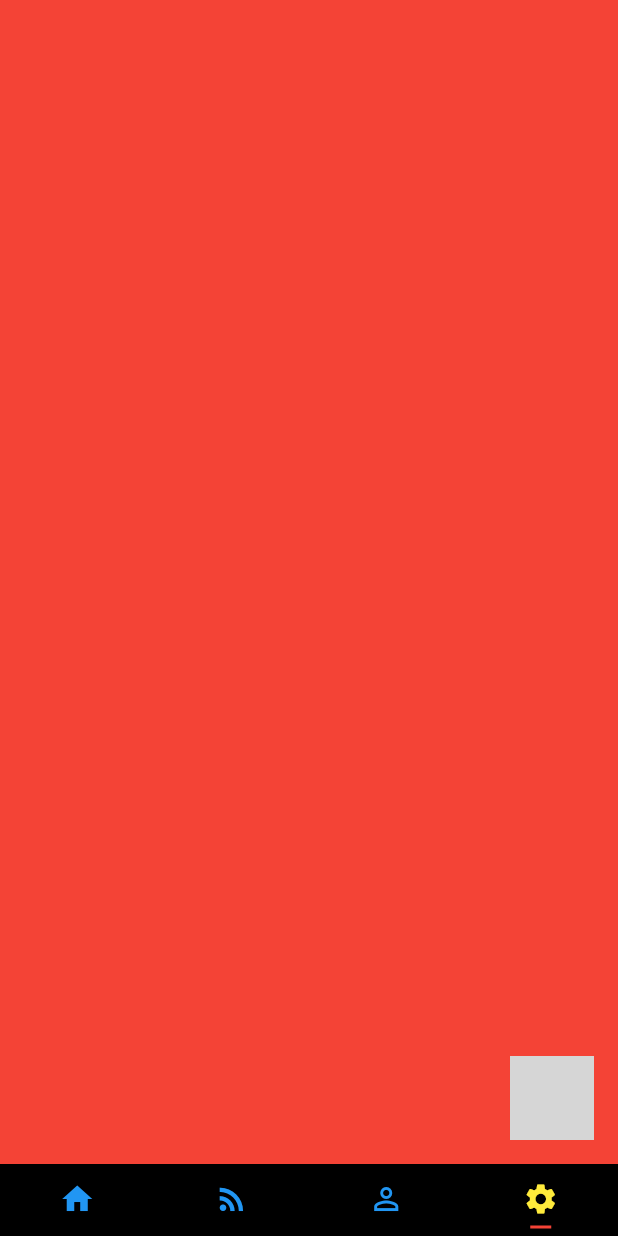
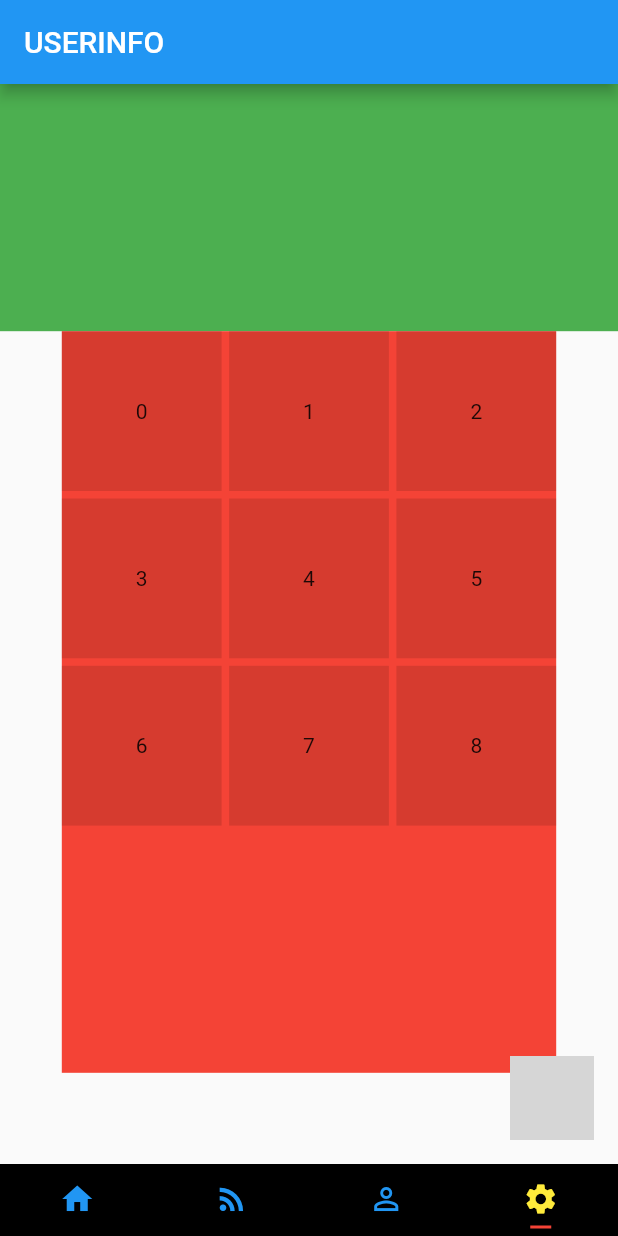
Before and after one commit to Aethey/PuzzleFlutter, a Flutter app: the screen it shows after launch, item 4 of the bottom bar chosen, on a phone screen of 412 x 824 dp. Run offline on Flutter 3.47's test engine with Material 2 defaults, Android fonts, the phone set to English and light mode, and no system bars; drawn by our look-alikes of flutter_easyloading; our stand-ins replace camera, cloud_firestore, firebase_analytics, firebase_auth, flutter_image_compress, google_sign_in and 3 more; missing offline and left inert: fab_circular_menu, vibrate; accounts and stored records are empty; grey boxes are pictures that could not be loaded.

Commit message:
add resource

```diff
--- a/lib/main_page.dart
+++ b/lib/main_page.dart
@@ -6,6 +6,7 @@ import 'package:photopuzzle/camera/camera_main_page.dart';
 import 'package:photopuzzle/firebase/login_page.dart';
 import 'package:photopuzzle/home.dart';
 import 'package:photopuzzle/route/fade_route.dart';
+import 'package:photopuzzle/user_info_page.dart';
 
 class MainPage extends StatelessWidget {
   @override
@@ -23,9 +24,7 @@ class MainPage extends StatelessWidget {
               new Container(
                 color: Colors.lightGreen,
               ),
-              new Container(
-                color: Colors.red,
-              ),
+              new UserInfoPage(),
             ],
           ),
           floatingActionButton: FabCircularMenu(
--- /dev/null
+++ b/lib/user_info_page.dart
@@ -0,0 +1,45 @@
+import 'package:flutter/cupertino.dart';
+import 'package:flutter/material.dart';
+
+class UserInfoPage extends StatelessWidget {
+  @override
+  Widget build(BuildContext context) {
+    // TODO: implement build
+    return Scaffold(
+      appBar: AppBar(
+        title: Text('USERINFO'),
+      ),
+      body: Column(
+        children: [_buildInfoWidget(context), _buildGridWidget(context)],
+      ),
+    );
+  }
+
+  Widget _buildInfoWidget(BuildContext context) {
+    return Container(
+      height: MediaQuery.of(context).size.height / 5,
+      color: Colors.green,
+    );
+  }
+
+  Widget _buildGridWidget(BuildContext context) {
+    return Container(
+      width: MediaQuery.of(context).size.width * 4 / 5,
+      height: MediaQuery.of(context).size.height * 3 / 5,
+      color: Colors.red,
+      alignment: Alignment.center,
+      child: GridView.builder(
+          itemCount: 9,
+          gridDelegate: SliverGridDelegateWithFixedCrossAxisCount(
+              crossAxisCount: 3, crossAxisSpacing: 5, mainAxisSpacing: 5),
+          itemBuilder: (context, index) {
+            return Container(
+              color: Colors.black12,
+              child: Center(
+                child: Text('$index'),
+              ),
+            );
+          }),
+    );
+  }
+}
```
Also changed, not shown: assets/bg/waifu.jpg (added).
